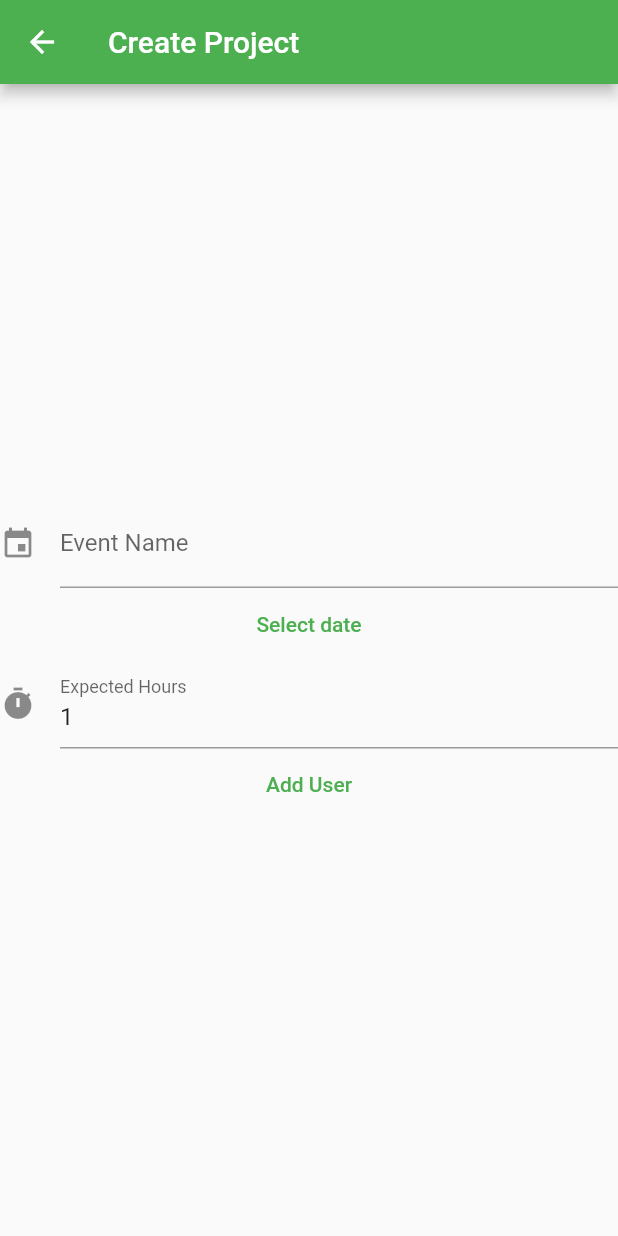
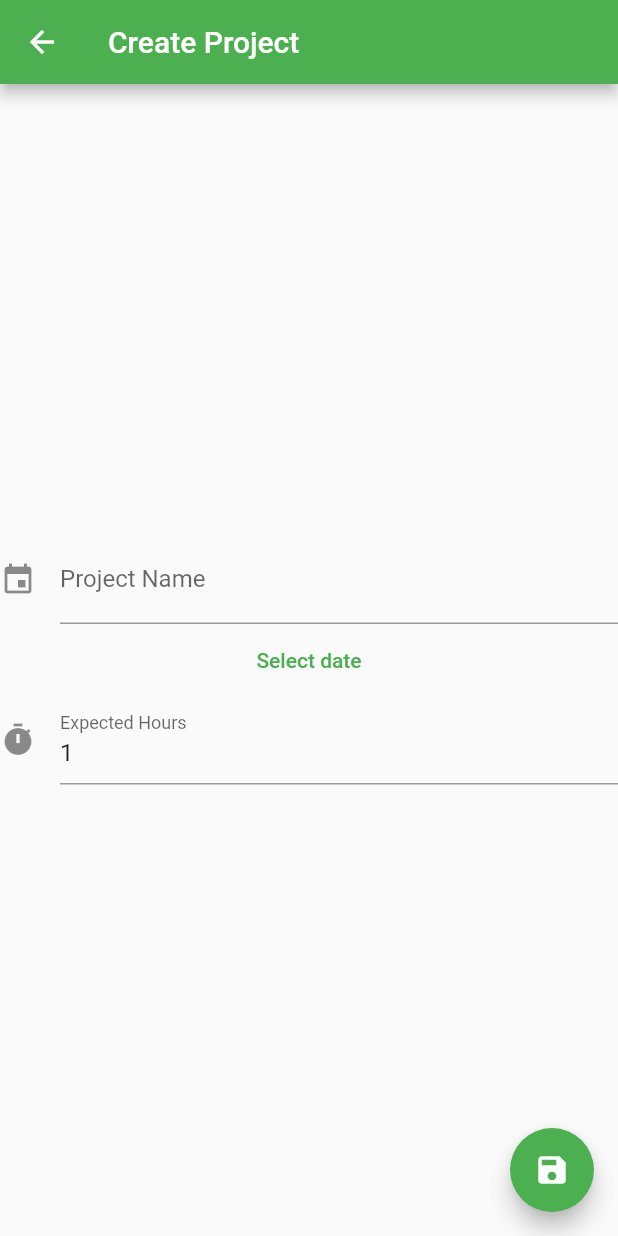
Before and after one commit to GabrielDeml/TODO, a Flutter app: the SecondRoute screen opened directly, on a phone screen of 412 x 824 dp. Run offline on Flutter 3.47's test engine with Material 2 defaults, Android fonts, the phone set to English and light mode, and no system bars; our stand-ins replace cloud_firestore, firebase_core, table_calendar; accounts and stored records are empty.

Commit message:
Can add projects

```diff
--- a/lib/firestore.dart
+++ b/lib/firestore.dart
@@ -4,32 +4,9 @@ import 'package:flutter/material.dart';
 import 'package:firebase_core/firebase_core.dart';
 import 'package:cloud_firestore/cloud_firestore.dart';
 
-class AddUser extends StatelessWidget {
-  final String name;
-  final DateTime date;
-  final int hours;
-
-  const AddUser(this.name, this.date, this.hours, {Key? key}) : super(key: key);
-
-  @override
-  Widget build(BuildContext context) {
-    // Create a CollectionReference called users that references the firestore collection
-    CollectionReference users = FirebaseFirestore.instance.collection('users');
-
-    Future<void> addUser() {
-      // Call the user's CollectionReference to add a new user
-      return users.add({
-        'name': name,
-        'date': date,
-        'age': hours
-      });
-    }
-
-    return TextButton(
-      onPressed: addUser,
-      child: const Text(
-        "Add User",
-      ),
-    );
+class AddProject {
+  CollectionReference projects = FirebaseFirestore.instance.collection('projects');
+  Future<void> addProject(name, date, hours) {
+    return projects.add({'name': name, 'date': date, 'age': hours});
   }
 }
--- a/lib/main.dart
+++ b/lib/main.dart
@@ -1,3 +1,4 @@
+import 'package:cloud_firestore/cloud_firestore.dart';
 import 'package:flutter/material.dart';
 import 'package:flutter/services.dart';
 import 'package:table_calendar/table_calendar.dart';
@@ -198,7 +199,7 @@ class _MyHomePageState extends State<MyHomePage> {
             MaterialPageRoute(builder: (context) => const SecondRoute()),
           );
         },
-        tooltip: 'Add event',
+        tooltip: 'Add Project',
         child: const Icon(Icons.add),
       ),
     );
@@ -240,6 +241,8 @@ class _SecondRoute extends State<SecondRoute> {
     }
   }
 
+  AddProject _addProject = AddProject();
+
   @override
   Widget build(BuildContext context) {
     return Scaffold(
@@ -253,8 +256,8 @@ class _SecondRoute extends State<SecondRoute> {
             TextFormField(
               decoration: const InputDecoration(
                 border: UnderlineInputBorder(),
-                  labelText: 'Event Name',
-                  hintText: 'Enter the name of the event',
+                labelText: 'Project Name',
+                hintText: 'Enter the name of the Project',
                 icon: Icon(Icons.event),
               ),
               controller: textController,
@@ -273,21 +276,18 @@ class _SecondRoute extends State<SecondRoute> {
                     labelText: "Expected Hours",
                     hintText: "Hours",
                     icon: Icon(Icons.timer))),
-              AddUser(textController.text, currentDate,
-                  int.parse(textControllerNumber.text)),
-              // ElevatedButton(
-              //     onPressed: () {
-              //       setState(() {
-              //         displayText = textController.text;
-              //       });
-              //     },
-              //     child: const Text("Show Text")),
-              // Text(
-              //   displayText,
-              //   style: const TextStyle(fontSize: 20),
             // )
           ],
         ),
-        ));
+      ),
+      floatingActionButton: FloatingActionButton(
+        onPressed: () {
+          _addProject.addProject(textController.text, currentDate,
+              int.parse(textControllerNumber.text));
+        },
+        tooltip: 'Save Project',
+        child: const Icon(Icons.save),
+      ),
+    );
   }
 }
```
Lines whose indentation alone changed are shown as unchanged.
